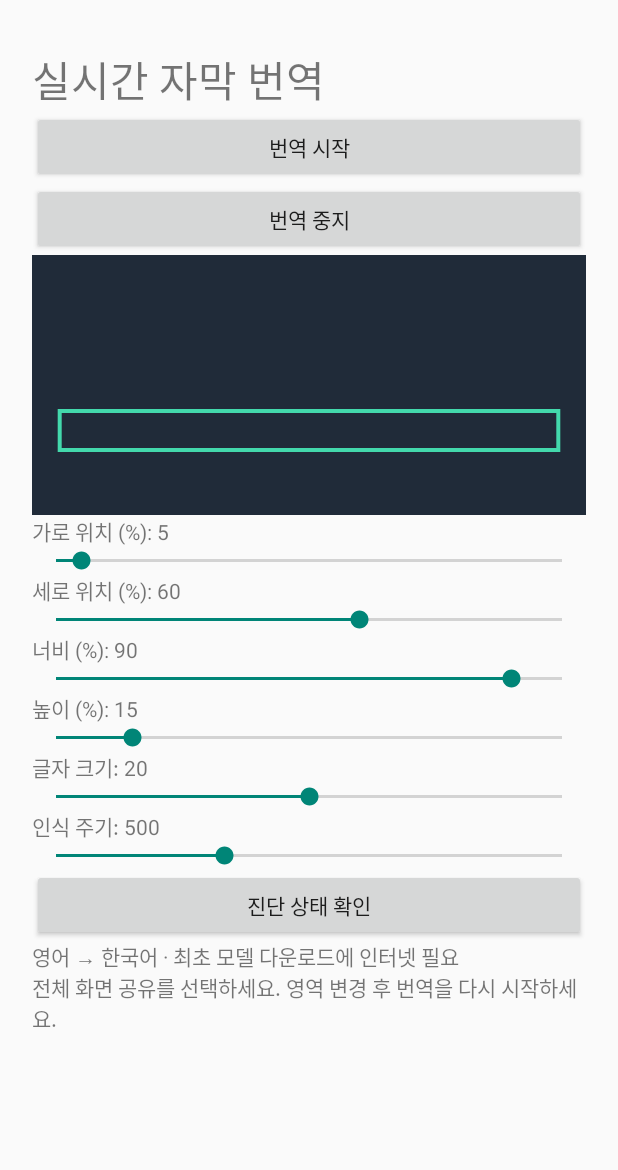
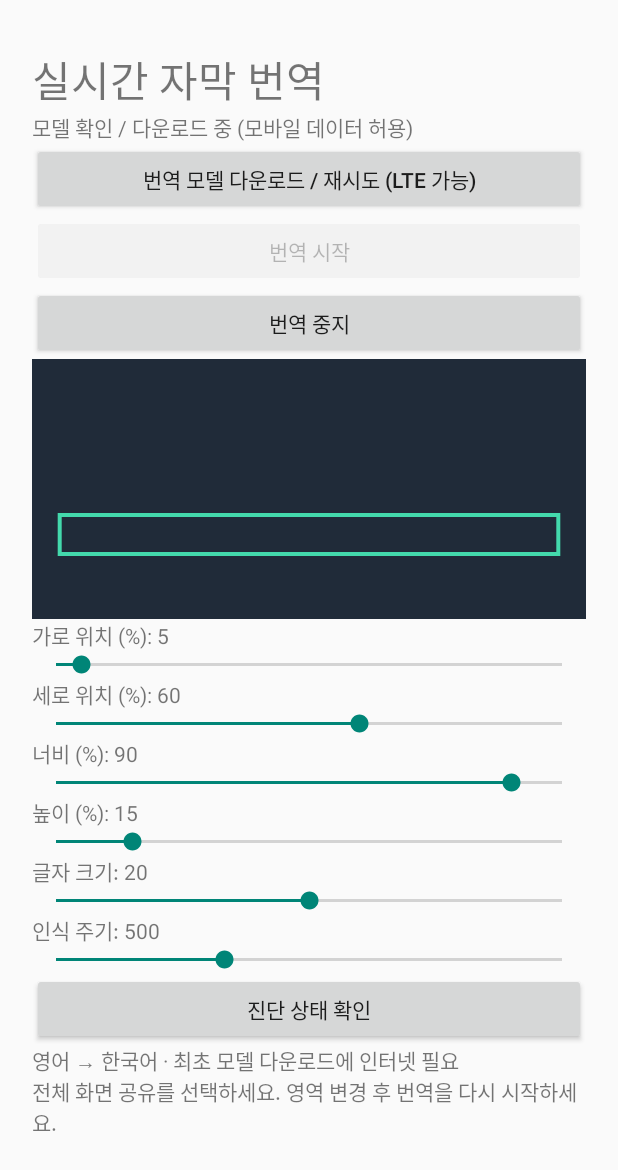
Before and after one commit to pringlestars-lang/live-subtitle-translator, an Android app: the screen it shows after launch (MainActivity), on a phone screen of 412 x 824 dp. Shown: the top 1170 px of the screen. Run offline under Robolectric (Android 15) with nearby library versions, the phone set to English and light mode, and no system bars; libraries missing offline, so code that uses them is left out: com.google.mlkit.nl; 2 statements that could not run were skipped.

Commit message:
Prepare translation models in activity with mobile data and timeout diagnostics

```diff
--- a/app/src/main/java/com/pringlestars/livesubtitle/MainActivity.java
+++ b/app/src/main/java/com/pringlestars/livesubtitle/MainActivity.java
@@ -1,17 +1,21 @@
 package com.pringlestars.livesubtitle;
 import android.app.*;import android.os.*;import android.content.*;import android.graphics.*;import android.net.Uri;import android.provider.Settings;import android.media.projection.*;import android.view.*;import android.widget.*;
+import com.google.mlkit.nl.translate.*;import com.google.mlkit.common.model.DownloadConditions;
 public class MainActivity extends Activity {
- android.content.SharedPreferences p; Preview preview;
+ android.content.SharedPreferences p; Preview preview; TextView modelStatus; Button startButton; Translator model; boolean downloading=false, modelReady=false; int attempt=0; Handler handler=new Handler(Looper.getMainLooper());
  String[] keys={"x","y","w","h","size","interval"}; int[] defaults={5,60,90,15,20,500};
  public void onCreate(Bundle b){super.onCreate(b);if(Build.VERSION.SDK_INT>=33&&checkSelfPermission("android.permission.POST_NOTIFICATIONS")!=android.content.pm.PackageManager.PERMISSION_GRANTED)requestPermissions(new String[]{"android.permission.POST_NOTIFICATIONS"},99);p=getSharedPreferences("settings",0); LinearLayout l=new LinearLayout(this);l.setOrientation(1);l.setPadding(32,48,32,32);ScrollView s=new ScrollView(this);s.addView(l);setContentView(s);
  TextView title=new TextView(this);title.setText("실시간 자막 번역");title.setTextSize(28);l.addView(title);
- button(l,"번역 시작",()->{if(!Settings.canDrawOverlays(this)){startActivity(new Intent(Settings.ACTION_MANAGE_OVERLAY_PERMISSION,Uri.parse("package:"+getPackageName())));return;}startActivityForResult(getSystemService(MediaProjectionManager.class).createScreenCaptureIntent(),42);});
+ modelStatus=new TextView(this);modelStatus.setText("번역 모델 확인 필요");l.addView(modelStatus);button(l,"번역 모델 다운로드 / 재시도 (LTE 가능)",()->prepareModel());
+ startButton=button(l,"번역 시작",()->{if(!Settings.canDrawOverlays(this)){startActivity(new Intent(Settings.ACTION_MANAGE_OVERLAY_PERMISSION,Uri.parse("package:"+getPackageName())));return;}startActivityForResult(getSystemService(MediaProjectionManager.class).createScreenCaptureIntent(),42);});startButton.setEnabled(false);prepareModel();
  button(l,"번역 중지",()->stopService(new Intent(this,CaptureService.class)));
  preview=new Preview();l.addView(preview,new LinearLayout.LayoutParams(-1,260));
  String[] names={"가로 위치 (%)","세로 위치 (%)","너비 (%)","높이 (%)","글자 크기","인식 주기"};
  for(int i=0;i<6;i++){final int j=i;TextView t=new TextView(this);l.addView(t);SeekBar bar=new SeekBar(this);bar.setMax(i==5?3:i==4?40:100);int v=p.getInt(keys[i],defaults[i]);int[] intervals={300,500,1000,2000};bar.setProgress(i==5?(v==300?0:v==1000?2:v==2000?3:1):v);t.setText(names[i]+": "+v);l.addView(bar);bar.setOnSeekBarChangeListener(new SeekBar.OnSeekBarChangeListener(){public void onStartTrackingTouch(SeekBar b){}public void onStopTrackingTouch(SeekBar b){}public void onProgressChanged(SeekBar b,int n,boolean u){int a=j==5?intervals[n]:j==4?Math.max(12,n):n;p.edit().putInt(keys[j],a).apply();t.setText(names[j]+": "+a);preview.invalidate();}});}
  button(l,"진단 상태 확인",()->new AlertDialog.Builder(this).setTitle("최근 번역 상태").setMessage(p.getString("diagnostic","아직 캡처 기록 없음")).setPositiveButton("확인",null).show());TextView info=new TextView(this);info.setText("영어 → 한국어 · 최초 모델 다운로드에 인터넷 필요\n전체 화면 공유를 선택하세요. 영역 변경 후 번역을 다시 시작하세요.");l.addView(info);}
- void button(LinearLayout l,String t,Runnable r){Button b=new Button(this);b.setText(t);b.setOnClickListener(v->r.run());l.addView(b);}
+ Button button(LinearLayout l,String t,Runnable r){Button b=new Button(this);b.setText(t);b.setOnClickListener(v->r.run());l.addView(b);return b;}
+ void prepareModel(){if(downloading)return;downloading=true;int token=++attempt;modelStatus.setText("모델 확인 / 다운로드 중 (모바일 데이터 허용)");startButton.setEnabled(false);if(model==null)model=Translation.getClient(new TranslatorOptions.Builder().setSourceLanguage(TranslateLanguage.ENGLISH).setTargetLanguage(TranslateLanguage.KOREAN).build());model.downloadModelIfNeeded(new DownloadConditions.Builder().build()).addOnCompleteListener(this,t->{if(token!=attempt)return;downloading=false;modelReady=t.isSuccessful();startButton.setEnabled(modelReady);modelStatus.setText(modelReady?"번역 모델 준비 완료":"다운로드 실패: "+t.getException());});handler.postDelayed(()->{if(token==attempt&&downloading){downloading=false;attempt++;modelStatus.setText("120초 동안 완료 응답 없음. 네트워크 확인 후 재시도하세요.");}},120000);}
+ protected void onDestroy(){handler.removeCallbacksAndMessages(null);if(model!=null)model.close();super.onDestroy();}
  protected void onActivityResult(int q,int c,Intent d){super.onActivityResult(q,c,d);if(q==42&&c==RESULT_OK&&d!=null){Intent i=new Intent(this,CaptureService.class);i.putExtra("code",c);i.putExtra("data",d);startForegroundService(i);moveTaskToBack(true);}}
  class Preview extends View{Paint a=new Paint();Preview(){super(MainActivity.this);}protected void onDraw(Canvas c){float w=getWidth(),h=getHeight();a.setColor(0xff202b39);c.drawRect(0,0,w,h,a);a.setColor(0xff43d9ac);a.setStyle(Paint.Style.STROKE);a.setStrokeWidth(4);float x=w*p.getInt("x",5)/100,y=h*p.getInt("y",60)/100;c.drawRect(x,y,Math.min(w,x+w*p.getInt("w",90)/100),Math.min(h,y+h*p.getInt("h",15)/100),a);a.setStyle(Paint.Style.FILL);}}
 }
```
